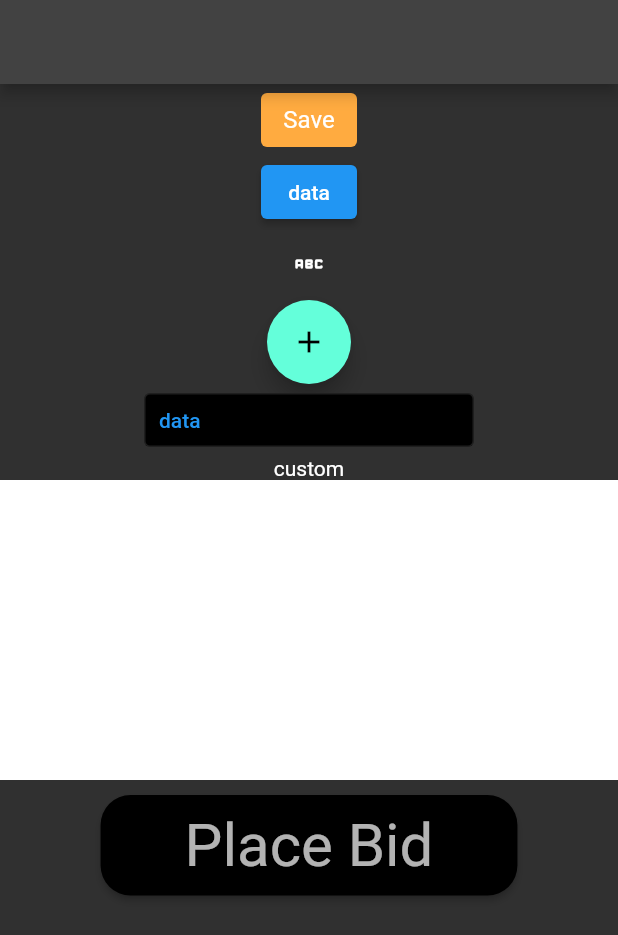
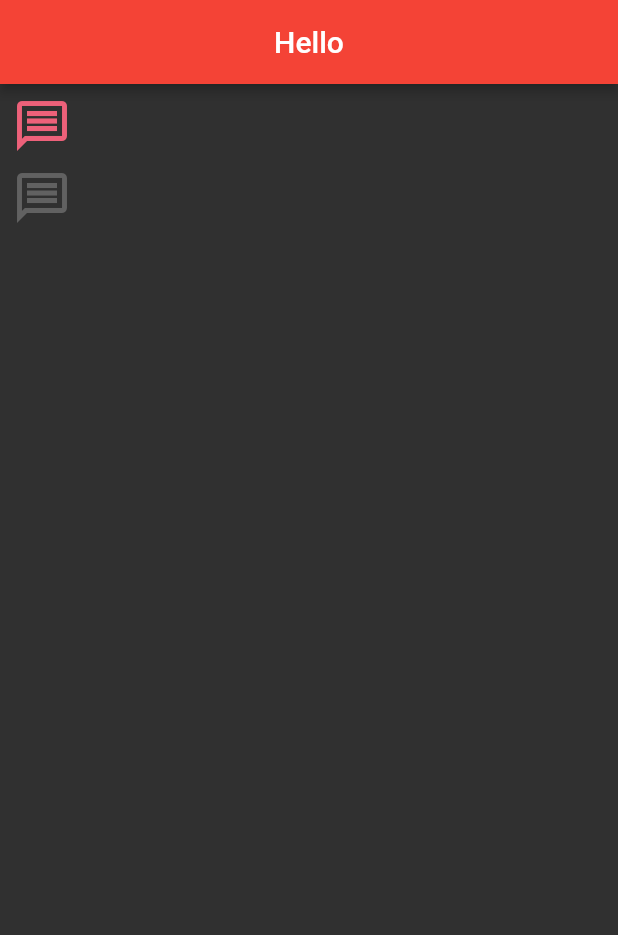
Before and after one commit to onalanrecep/zero_to_hero_flutter, a Flutter app: the screen it shows after launch, on a phone screen of 412 x 824 dp. Shown: the top 935 px of the screen. Run offline on Flutter 3.47's test engine with Material 2 defaults, Android fonts, the phone set to English and light mode, and no system bars.

Commit message:
Button and Icon Completed

```diff
--- a/lib/101/button_learn.dart
+++ b/lib/101/button_learn.dart
@@ -40,7 +40,7 @@ class ButtonLearn extends StatelessWidget {
           ),
           Container(
             height: 200,
-            color: Colors.white,
+            color: Colors.grey,
           ),
           const SizedBox(height: 10),
           ElevatedButton(
--- /dev/null
+++ b/lib/101/icon_learn.dart
@@ -0,0 +1,39 @@
+import 'package:flutter/material.dart';
+
+class IconLearnView extends StatelessWidget {
+  IconLearnView({super.key});
+  final IconSizes iconSizes = IconSizes();
+  final IconColors iconColors = IconColors();
+  @override
+  Widget build(BuildContext context) {
+    return Scaffold(
+      appBar: AppBar(
+        title: const Text('Hello'),
+      ),
+      body: Column(children: [
+        IconButton(
+            onPressed: () {},
+            icon: Icon(
+              Icons.message_outlined,
+              color: iconColors.froly,
+              size: iconSizes.iconSmall,
+            )),
+        IconButton(
+            onPressed: () {},
+            icon: Icon(
+              Icons.message_outlined,
+              color: Theme.of(context).colorScheme.background,
+              size: iconSizes.iconSmall,
+            ))
+      ]),
+    );
+  }
+}
+
+class IconSizes {
+  final double iconSmall = 40;
+}
+
+class IconColors {
+  final Color froly = const Color(0xffED617A);
+}
--- a/lib/main.dart
+++ b/lib/main.dart
@@ -1,5 +1,8 @@
 import 'package:flutter/material.dart';
-import 'package:zero_to_hero_flutter/101/button_learn.dart';
+import 'package:flutter/services.dart';
+//import 'package:zero_to_hero_flutter/101/app_bar_learn.dart';
+//import 'package:zero_to_hero_flutter/101/button_learn.dart';
+import 'package:zero_to_hero_flutter/101/icon_learn.dart';
 //import 'package:zero_to_hero_flutter/101/container_sized_box_learn.dart';
 
 //import '101/scaffold_learn.dart';
@@ -16,8 +19,14 @@ class MainApp extends StatelessWidget {
   Widget build(BuildContext context) {
     return MaterialApp(
         title: 'FlutterDemo',
-        theme: ThemeData.dark(),
+        theme: ThemeData.dark().copyWith(
+            appBarTheme: const AppBarTheme(
+          centerTitle: true,
+          backgroundColor: Colors.red,
+          elevation: 3,
+          systemOverlayStyle: SystemUiOverlayStyle.light,
+        )),
         debugShowCheckedModeBanner: false,
-        home: const ButtonLearn());
+        home: IconLearnView());
   }
 }
```
Also changed, not shown: lib/101/app_bar_learn.dart (added, +26 -0 lines).
